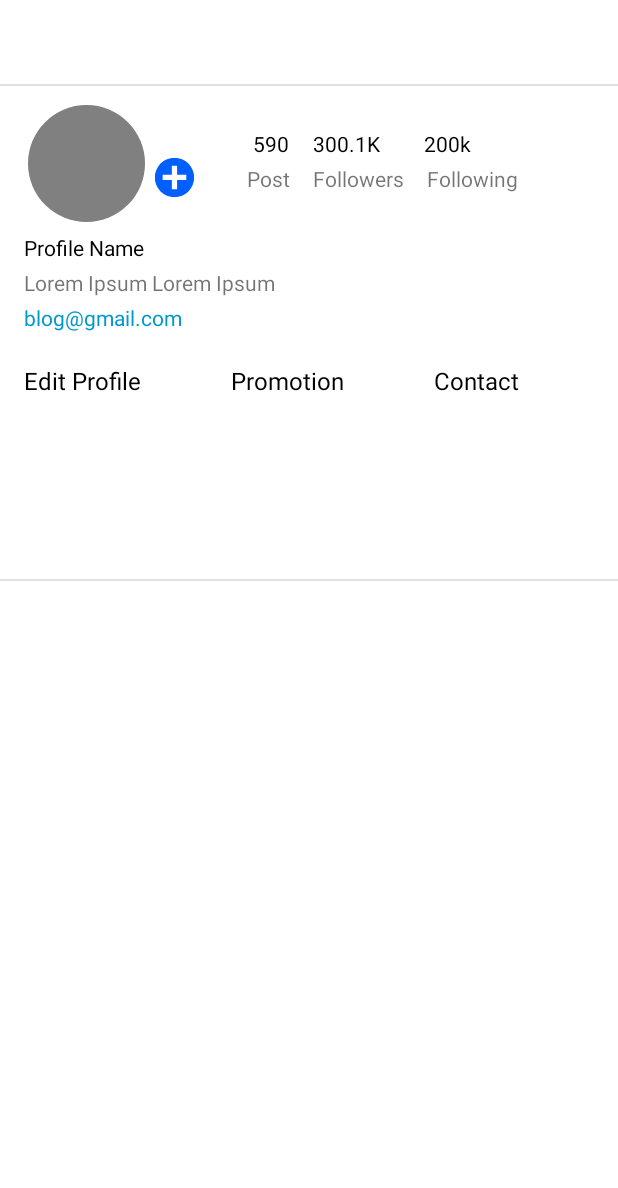
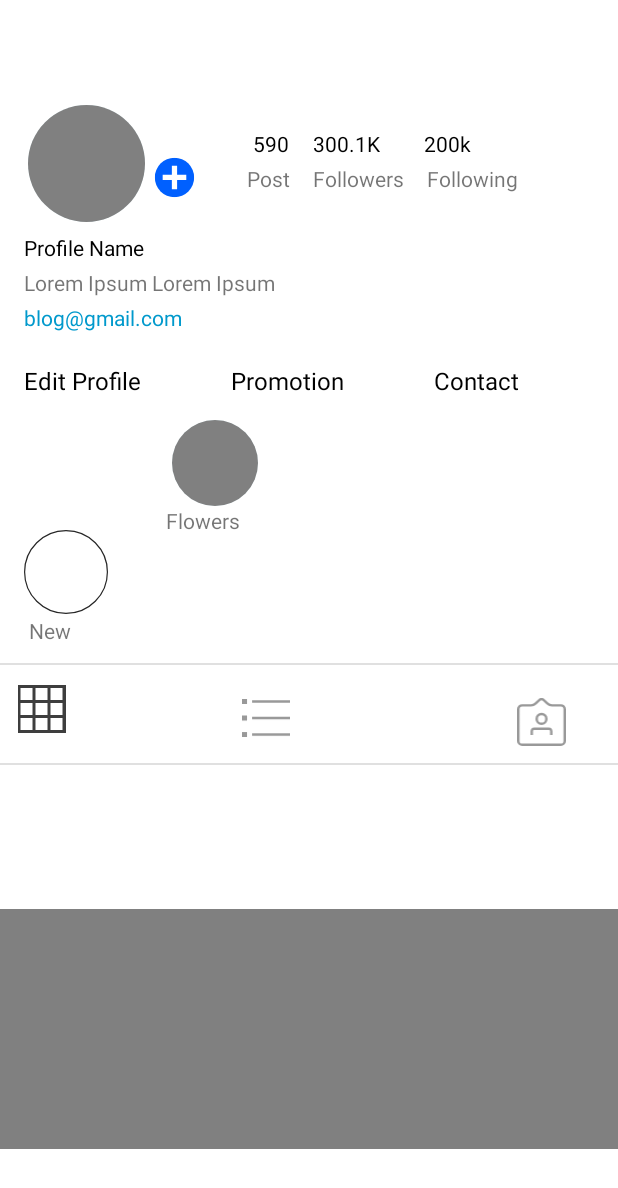
Before and after one commit to UhuruV/InstaClone, an Android app: the fragment ProfileFragment shown on its own in the app's theme, on a phone screen of 412 x 824 dp. Shown: the top 1188 px of the screen. Run offline under Robolectric (Android 15) with nearby library versions, the phone set to English and light mode, and no system bars; pictures from the network do not load; 2 statements that could not run were skipped.

Commit message:
Added profile fragment

```diff
--- /dev/null
+++ b/app/src/main/java/com/example/instaclone/ProfilePostAdapter.kt
@@ -0,0 +1,34 @@
+package com.example.instaclone
+
+import android.view.LayoutInflater
+import android.view.View
+import android.view.ViewGroup
+import androidx.recyclerview.widget.RecyclerView
+import com.bumptech.glide.Glide
+import com.example.instaclone.dataclasses.Profile
+import kotlinx.android.synthetic.main.profile_row_list_item.view.*
+
+class ProfilePostAdapter(val profilePostList: List<Profile>):RecyclerView.Adapter<ProfilePostAdapter.ProfilePostViewHolder>() {
+    class ProfilePostViewHolder(val rowView:View):RecyclerView.ViewHolder(rowView){
+
+    }
+
+    override fun onCreateViewHolder(parent: ViewGroup, viewType: Int): ProfilePostViewHolder {
+        val itemView=LayoutInflater.from(parent.context).inflate(R.layout.profile_row_list_item,parent,false)
+        return ProfilePostViewHolder(itemView)
+    }
+
+    override fun getItemCount(): Int {
+        return profilePostList.size
+    }
+
+    override fun onBindViewHolder(holder: ProfilePostViewHolder, position: Int) {
+       val profilePosts=profilePostList.get(position)
+        Glide
+            .with(holder.rowView.context)
+            .load(profilePosts.imageUrl)
+            .placeholder(R.drawable.ic_image_placeholder)
+            .into(holder.rowView.ivProfileImage)
+
+    }
+}
--- a/app/src/main/java/com/example/instaclone/adapter/InstaProfileAdapter.kt
+++ b/app/src/main/java/com/example/instaclone/adapter/InstaProfileAdapter.kt
@@ -13,11 +13,10 @@ import kotlinx.android.synthetic.main.profile_highlight_items.view.*
 class InstaProfileAdapter(val instaHighlightList:List<Highlights>):RecyclerView.Adapter<InstaProfileAdapter.InstaProfileViewHolder>() {
 
     class InstaProfileViewHolder(itemView:View):RecyclerView.ViewHolder(itemView){
-
     }
 
     override fun onCreateViewHolder(parent: ViewGroup, viewType: Int): InstaProfileViewHolder {
-        val rowView=LayoutInflater.from(parent.context).inflate(R.layout.profile_row_list_item,parent,false)
+        val rowView=LayoutInflater.from(parent.context).inflate(R.layout.profile_highlight_items,parent,false)
         return InstaProfileViewHolder(rowView)
     }
 
@@ -32,6 +31,7 @@ class InstaProfileAdapter(val instaHighlightList:List<Highlights>):RecyclerView.
             .into(holder.itemView.ivHighlights)
     }
 
+
     override fun getItemCount(): Int {
         return instaHighlightList.size
     }
--- /dev/null
+++ b/app/src/main/java/com/example/instaclone/adapter/NewHiglightAdapter.kt
@@ -0,0 +1,38 @@
+package com.example.instaclone.adapter
+
+import android.view.LayoutInflater
+import android.view.View
+import android.view.ViewGroup
+import androidx.recyclerview.widget.RecyclerView
+import com.bumptech.glide.Glide
+import com.example.instaclone.R
+import com.example.instaclone.dataclasses.NewHighlight
+import kotlinx.android.synthetic.main.profile_new_item.view.*
+
+class NewHiglightAdapter (val newHighlight: List<NewHighlight>):RecyclerView.Adapter<NewHiglightAdapter.NewHighlightViewHolder>(){
+    class NewHighlightViewHolder(val rowView:View):RecyclerView.ViewHolder(rowView){
+
+    }
+
+    override fun onCreateViewHolder(parent: ViewGroup, viewType: Int): NewHighlightViewHolder {
+        val rowView=LayoutInflater.from(parent.context).inflate(R.layout.profile_new_item,parent,false)
+        return NewHighlightViewHolder(
+            rowView
+        )
+    }
+
+    override fun getItemCount(): Int {
+        return newHighlight.size
+    }
+
+    override fun onBindViewHolder(holder: NewHighlightViewHolder, position: Int) {
+        val new=newHighlight.get(position)
+        holder.rowView.tvNew.text=new.newName
+        Glide
+            .with(holder.rowView.context)
+            .load(new.newAvatar)
+            .circleCrop()
+            .placeholder(R.drawable.ic_new_highlight)
+            .into(holder.rowView.ivNewHighlight)
+    }
+}
--- a/app/src/main/java/com/example/instaclone/dataclasses/Highlights.kt
+++ b/app/src/main/java/com/example/instaclone/dataclasses/Highlights.kt
@@ -1,7 +1,6 @@
 package com.example.instaclone.dataclasses
 
 data class Highlights(
-    var highlightUrl:String,
-    var highlightTitle:String
-) {
-}
+    var highlightUrl:String="",
+    var highlightTitle:String=""
+)
--- /dev/null
+++ b/app/src/main/java/com/example/instaclone/dataclasses/NewHighlight.kt
@@ -0,0 +1,6 @@
+package com.example.instaclone.dataclasses
+
+data class NewHighlight(
+    var newAvatar:String,
+    var newName:String
+)
--- a/app/src/main/java/com/example/instaclone/dataclasses/Profile.kt
+++ b/app/src/main/java/com/example/instaclone/dataclasses/Profile.kt
@@ -1,14 +1,5 @@
 package com.example.instaclone.dataclasses
 
 data class Profile(
-    var username:String,
-    var avatarUrl:String,
-    var profileName:String,
-    var bio:String,
-    var posts:Int,
-    var followers:Int,
-    var following:Int,
-    var highlightUrl:String,
-    var highLightName: String,
     var imageUrl:String
 )
--- a/app/src/main/java/com/example/instaclone/fragments/ProfileFragment.kt
+++ b/app/src/main/java/com/example/instaclone/fragments/ProfileFragment.kt
@@ -3,10 +3,18 @@ package com.example.instaclone.fragments
 import android.os.Bundle
 import android.view.*
 import androidx.fragment.app.Fragment
+import androidx.recyclerview.widget.GridLayoutManager
+import androidx.recyclerview.widget.LinearLayoutManager
 import com.example.instaclone.MainActivity
+import com.example.instaclone.ProfilePostAdapter
+import com.example.instaclone.dataclasses.NewHighlight
 import com.example.instaclone.R
+import com.example.instaclone.adapter.InstaProfileAdapter
+import com.example.instaclone.adapter.NewHiglightAdapter
 import com.example.instaclone.dataclasses.Highlights
+import com.example.instaclone.dataclasses.Profile
 import kotlinx.android.synthetic.main.fragment_home.*
+import kotlinx.android.synthetic.main.fragment_profile.*
 
 
 class ProfileFragment : Fragment() {
@@ -26,6 +34,8 @@ class ProfileFragment : Fragment() {
         (activity as MainActivity?)!!.supportActionBar?.setDisplayShowTitleEnabled(false)
         setHasOptionsMenu(true)
         showHighlights()
+        showNewHighlight()
+        profilePosts()
     }
 
     override fun onCreateOptionsMenu(menu: Menu, inflater: MenuInflater) {
@@ -35,10 +45,42 @@ class ProfileFragment : Fragment() {
     fun showHighlights() {
         val profileHiglights = ArrayList<Highlights>()
         profileHiglights.add(Highlights("https://images.all-free-download.com/images/graphicthumb/beautiful_small_flowers_vector_1_155885.jpg","Flowers"))
-        profileHiglights.add(Highlights("https://sf.tac-cdn.net/images/products/large/SF-P-2.jpg?auto=webp&quality=80","Flowers"))
-        profileHiglights.add(Highlights("https://i.pinimg.com/236x/fd/79/25/fd792598e526fc90f923b8f2689be75c--tiny-flowers-unusual-flowers.jpg","Flowers"))
-        profileHiglights.add(Highlights("https://cdn.pixabay.com/photo/2019/05/06/23/29/spring-4184594__340.jpg","Flowers"))
-        profileHiglights.add(Highlights("https://i.etsystatic.com/12816843/r/il/d8d5cc/1197768663/il_570xN.1197768663_6ouk.jpg","Flowers"))
-        profileHiglights.add(Highlights("https://i.etsystatic.com/6090048/r/il/313024/1229524949/il_570xN.1229524949_jwdd.jpg","Flowers"))
+        profileHiglights.add(Highlights("https://sf.tac-cdn.net/images/products/large/SF-P-2.jpg?auto=webp&quality=80","Travel"))
+        profileHiglights.add(Highlights("https://i.pinimg.com/236x/fd/79/25/fd792598e526fc90f923b8f2689be75c--tiny-flowers-unusual-flowers.jpg","Destination"))
+        profileHiglights.add(Highlights("https://cdn.pixabay.com/photo/2019/05/06/23/29/spring-4184594__340.jpg","Happiness"))
+        profileHiglights.add(Highlights("https://i.etsystatic.com/12816843/r/il/d8d5cc/1197768663/il_570xN.1197768663_6ouk.jpg","Joy"))
+        profileHiglights.add(Highlights("https://i.etsystatic.com/6090048/r/il/313024/1229524949/il_570xN.1229524949_jwdd.jpg","Cooking"))
+
+        val profileHighlightAdapter=InstaProfileAdapter(profileHiglights)
+        rvProfile.layoutManager=LinearLayoutManager(context,LinearLayoutManager.HORIZONTAL,false)
+        rvProfile.adapter=profileHighlightAdapter
+    }
+    fun showNewHighlight(){
+        val newProfileHighlight=ArrayList<NewHighlight>()
+        newProfileHighlight.add(
+            NewHighlight(
+                " ",
+                "New"
+            )
+        )
+        val newHiglightAdapter=NewHiglightAdapter(newProfileHighlight)
+        rvHighlights.layoutManager=LinearLayoutManager(context,LinearLayoutManager.HORIZONTAL,false)
+        rvHighlights.adapter=newHiglightAdapter
+    }
+    fun profilePosts(){
+        val profilePost=ArrayList<Profile>()
+        profilePost.add(Profile("https://images.all-free-download.com/images/graphicthumb/beautiful_small_flowers_vector_1_155885.jpg"))
+        profilePost.add(Profile("https://sf.tac-cdn.net/images/products/large/SF-P-2.jpg?auto=webp&quality=80"))
+        profilePost.add(Profile("https://i.pinimg.com/236x/fd/79/25/fd792598e526fc90f923b8f2689be75c--tiny-flowers-unusual-flowers.jpg"))
+        profilePost.add(Profile("https://images.all-free-download.com/images/graphicthumb/beautiful_small_flowers_vector_1_155885.jpg"))
+        profilePost.add(Profile("https://i.etsystatic.com/12816843/r/il/d8d5cc/1197768663/il_570xN.1197768663_6ouk.jpg"))
+        profilePost.add(Profile("https://images.all-free-download.com/images/graphicthumb/beautiful_small_flowers_vector_1_155885.jpg"))
+        profilePost.add(Profile("https://i.etsystatic.com/12816843/r/il/d8d5cc/1197768663/il_570xN.1197768663_6ouk.jpg"))
+        profilePost.add(Profile("https://i.pinimg.com/236x/fd/79/25/fd792598e526fc90f923b8f2689be75c--tiny-flowers-unusual-flowers.jpg"))
+        profilePost.add(Profile("https://i.pinimg.com/236x/fd/79/25/fd792598e526fc90f923b8f2689be75c--tiny-flowers-unusual-flowers.jpg"))
+
+        val profilePostAdapter=ProfilePostAdapter(profilePost)
+        rvProfilePost.layoutManager=GridLayoutManager(context,3)
+        rvProfilePost.adapter=profilePostAdapter
     }
 }
--- a/app/src/main/res/layout/fragment_home.xml
+++ b/app/src/main/res/layout/fragment_home.xml
@@ -62,13 +62,12 @@
 
     <androidx.recyclerview.widget.RecyclerView
         android:id="@+id/rvPosts"
-        android:layout_width="409dp"
-        android:layout_height="649dp"
+        android:layout_width="404dp"
+        android:layout_height="525dp"
         app:layout_constraintBottom_toBottomOf="parent"
         app:layout_constraintEnd_toEndOf="parent"
         app:layout_constraintStart_toStartOf="parent"
-        tools:listitem="@layout/row_post_item"
-        app:layout_constraintTop_toBottomOf="@+id/rvStories" />
+        tools:listitem="@layout/row_post_item" />
 
 
 </androidx.constraintlayout.widget.ConstraintLayout>
--- a/app/src/main/res/layout/fragment_profile.xml
+++ b/app/src/main/res/layout/fragment_profile.xml
@@ -215,77 +215,108 @@
         app:layout_constraintTop_toBottomOf="@+id/tvEditProfile" />
 
     <androidx.constraintlayout.widget.Guideline
+        android:id="@+id/guideline"
+        android:layout_width="wrap_content"
+        android:layout_height="wrap_content"
+
+        android:orientation="horizontal"
+        app:layout_constraintEnd_toEndOf="parent"
+        app:layout_constraintGuide_percent="0.54"
+        app:layout_constraintStart_toEndOf="@+id/divider6" />
+
+    <androidx.recyclerview.widget.RecyclerView
+        android:id="@+id/rvHighlights"
+        android:layout_width="wrap_content"
+        android:layout_height="107dp"
+        android:layout_marginBottom="8dp"
+        app:layout_constraintBottom_toTopOf="@+id/guideline"
+        app:layout_constraintStart_toStartOf="parent"
+        tools:listitem="@layout/profile_new_item" />
+
+    <androidx.constraintlayout.widget.Guideline
         android:id="@+id/guideline4"
         android:layout_width="wrap_content"
         android:layout_height="wrap_content"
-        android:orientation="horizontal"
-        app:layout_constraintGuide_percent="0.45" />
+        android:orientation="vertical" />
 
     <androidx.recyclerview.widget.RecyclerView
-        android:id="@+id/rvHighlights"
+        android:id="@+id/rvProfile"
+        android:layout_width="312dp"
+        android:layout_height="107dp"
+        app:layout_constraintEnd_toEndOf="parent"
+        app:layout_constraintStart_toEndOf="@+id/rvHighlights"
+        tools:listitem="@layout/profile_highlight_items"
+        android:clipToPadding="false"
+        app:layout_constraintTop_toBottomOf="@+id/divider6" />
+
+    <androidx.recyclerview.widget.RecyclerView
+        android:id="@+id/rvProfilePost"
         android:layout_width="0dp"
-        android:layout_height="106dp"
+        android:layout_height="218dp"
+        app:layout_constraintBottom_toBottomOf="parent"
         app:layout_constraintEnd_toEndOf="parent"
         app:layout_constraintStart_toStartOf="parent"
-        app:layout_constraintTop_toBottomOf="@+id/divider6"
-        tools:listitem="@layout/profile_highlight_items" />
+        tools:listitem="@layout/profile_row_list_item" />
 
-    <androidx.appcompat.widget.Toolbar
-        android:id="@+id/toolbarGrids"
-        android:layout_width="409dp"
-        android:layout_height="wrap_content"
-        android:background="@color/white"
-        android:minHeight="?attr/actionBarSize"
-        android:theme="?attr/actionBarTheme"
-        tools:layout_editor_absoluteX="1dp"
-        tools:layout_editor_absoluteY="384dp"
-        tools:ignore="MissingConstraints" />
+    <ImageView
+        android:id="@+id/ivGrid"
+        android:layout_width="39dp"
+        android:layout_height="32dp"
+        android:layout_marginStart="8dp"
+        android:layout_marginLeft="8dp"
+        android:layout_marginTop="20dp"
+        app:layout_constraintStart_toStartOf="parent"
+        app:layout_constraintTop_toBottomOf="@+id/rvHighlights"
+        app:srcCompat="@drawable/ic_grid" />
+
+    <View
+        android:id="@+id/divider7"
+        android:layout_width="0dp"
+        android:layout_height="1dp"
+        android:layout_marginTop="5dp"
+        android:background="?android:attr/listDivider"
+        app:layout_constraintEnd_toEndOf="parent"
+        app:layout_constraintStart_toStartOf="parent"
+        app:layout_constraintTop_toBottomOf="@+id/rvHighlights" />
+
+    <ImageView
+        android:id="@+id/ivList"
+        android:layout_width="32dp"
+        android:layout_height="29dp"
+        android:layout_marginStart="114dp"
+        android:layout_marginLeft="114dp"
+        android:layout_marginTop="17dp"
+        android:layout_marginBottom="12dp"
+        app:layout_constraintBottom_toTopOf="@+id/divider8"
+        app:layout_constraintStart_toEndOf="@+id/ivGrid"
+        app:layout_constraintTop_toBottomOf="@+id/divider7"
+        app:srcCompat="@drawable/ic_list" />
+
+    <ImageView
+        android:id="@+id/imageView6"
+        android:layout_width="34dp"
+        android:layout_height="32dp"
+        android:layout_marginStart="132dp"
+        android:layout_marginLeft="132dp"
+        android:layout_marginTop="20dp"
+        android:layout_marginEnd="16dp"
+        android:layout_marginRight="16dp"
+        android:layout_marginBottom="10dp"
+        app:layout_constraintBottom_toTopOf="@+id/divider8"
+        app:layout_constraintEnd_toEndOf="parent"
+        app:layout_constraintStart_toEndOf="@+id/ivList"
+        app:layout_constraintTop_toBottomOf="@+id/divider7"
+        app:srcCompat="@drawable/ic_save" />
 
     <View
         android:id="@+id/divider8"
         android:layout_width="0dp"
         android:layout_height="1dp"
+        android:layout_marginTop="20dp"
         android:background="?android:attr/listDivider"
         app:layout_constraintEnd_toEndOf="parent"
         app:layout_constraintStart_toStartOf="parent"
-        app:layout_constraintTop_toBottomOf="@+id/toolbarGrids" />
-
-    <androidx.recyclerview.widget.RecyclerView
-        android:id="@+id/recyclerView2"
-        android:layout_width="409dp"
-        android:layout_height="461dp"
-        tools:ignore="MissingConstraints"
-        tools:layout_editor_absoluteX="1dp"
-        tools:layout_editor_absoluteY="384dp"
-        tools:listitem="@layout/profile_row_list_item" />
-
-    <View
-        android:id="@+id/divider9"
-        android:layout_width="0dp"
-        android:layout_height="1dp"
-        android:background="?android:attr/listDivider"
-        app:layout_constraintEnd_toEndOf="parent"
-        app:layout_constraintStart_toStartOf="parent"
-        app:layout_constraintTop_toBottomOf="@+id/rvHighlights" />
-
-    <androidx.constraintlayout.widget.Guideline
-        android:id="@+id/guideline5"
-        android:layout_width="wrap_content"
-        android:layout_height="wrap_content"
-        android:orientation="horizontal"
-        app:layout_constraintEnd_toEndOf="parent"
-        app:layout_constraintGuide_percent="1"
-        app:layout_constraintStart_toStartOf="parent" />
-
-    <androidx.recyclerview.widget.RecyclerView
-        android:id="@+id/rvGrids"
-        android:layout_width="409dp"
-        android:layout_height="0dp"
-        app:layout_constraintBottom_toBottomOf="@+id/recyclerView2"
-        app:layout_constraintEnd_toEndOf="parent"
-        app:layout_constraintTop_toBottomOf="@+id/divider8"
-        tools:listitem="@layout/profile_row_list_item"
-        app:layout_constraintVertical_bias="0.0" />
+        app:layout_constraintTop_toBottomOf="@+id/ivGrid" />
 
 
 </androidx.constraintlayout.widget.ConstraintLayout>
--- a/app/src/main/res/layout/profile_highlight_items.xml
+++ b/app/src/main/res/layout/profile_highlight_items.xml
@@ -6,57 +6,23 @@
     android:layout_width="match_parent"
     android:layout_height="match_parent">
 
-    <ImageView
-        android:id="@+id/ivNew"
-        android:layout_width="81dp"
-        android:layout_height="68dp"
-        android:layout_marginStart="16dp"
-        android:layout_marginLeft="16dp"
-        android:layout_marginTop="6dp"
-        app:layout_constraintStart_toStartOf="parent"
-        app:layout_constraintTop_toTopOf="parent"
-        app:srcCompat="@drawable/ic_new_highlight" />
-
-    <TextView
-        android:id="@+id/tvNew"
-        android:layout_width="wrap_content"
-        android:layout_height="wrap_content"
-        android:layout_marginStart="40dp"
-        android:layout_marginLeft="40dp"
-        android:layout_marginTop="4dp"
-        android:text="New"
-        app:layout_constraintStart_toStartOf="parent"
-        app:layout_constraintTop_toBottomOf="@+id/ivNew" />
-
-    <View
-        android:id="@+id/divider7"
-        android:layout_width="1dp"
-        android:layout_height="wrap_content"
-        android:layout_marginStart="5dp"
-        android:layout_marginLeft="5dp"
-        android:background="?android:attr/listDivider"
-        app:layout_constraintStart_toEndOf="@+id/ivNew"
-        app:layout_constraintTop_toTopOf="parent" />
-
-    <ImageView
-        android:id="@+id/ivHighlights"
-        android:layout_width="74dp"
-        android:layout_height="70dp"
-        android:layout_marginStart="8dp"
-        android:layout_marginLeft="8dp"
-        android:layout_marginTop="6dp"
-        app:layout_constraintStart_toEndOf="@+id/divider7"
-        app:layout_constraintTop_toTopOf="parent"
-        app:srcCompat="@drawable/ic_profile_pic" />
-
     <TextView
         android:id="@+id/tvHighlights"
         android:layout_width="wrap_content"
         android:layout_height="wrap_content"
-        android:layout_marginStart="20dp"
-        android:layout_marginLeft="20dp"
-        android:layout_marginTop="4dp"
+        android:layout_marginStart="18dp"
+        android:layout_marginLeft="18dp"
         android:text="Highlights"
-        app:layout_constraintStart_toEndOf="@+id/divider7"
+        app:layout_constraintStart_toStartOf="parent"
         app:layout_constraintTop_toBottomOf="@+id/ivHighlights" />
+
+    <ImageView
+        android:id="@+id/ivHighlights"
+        android:layout_width="97dp"
+        android:layout_height="57dp"
+        android:layout_marginStart="2dp"
+        android:layout_marginLeft="2dp"
+        app:layout_constraintStart_toStartOf="parent"
+        app:layout_constraintTop_toTopOf="parent"
+        app:srcCompat="@drawable/ic_profile_pic" />
 </androidx.constraintlayout.widget.ConstraintLayout>
--- /dev/null
+++ b/app/src/main/res/layout/profile_new_item.xml
@@ -0,0 +1,30 @@
+<?xml version="1.0" encoding="utf-8"?>
+<androidx.constraintlayout.widget.ConstraintLayout
+    xmlns:android="http://schemas.android.com/apk/res/android"
+    xmlns:app="http://schemas.android.com/apk/res-auto"
+    xmlns:tools="http://schemas.android.com/tools"
+    android:layout_width="match_parent"
+    android:layout_height="match_parent">
+
+    <ImageView
+        android:id="@+id/ivNewHighlight"
+        android:layout_width="81dp"
+        android:layout_height="56dp"
+        android:layout_marginStart="3dp"
+        android:layout_marginLeft="3dp"
+        android:layout_marginTop="24dp"
+        app:layout_constraintStart_toStartOf="parent"
+        app:layout_constraintTop_toTopOf="parent"
+        app:srcCompat="@drawable/ic_new_highlight" />
+
+    <TextView
+        android:id="@+id/tvNew"
+        android:layout_width="wrap_content"
+        android:layout_height="wrap_content"
+        android:layout_marginStart="19dp"
+        android:layout_marginLeft="19dp"
+        android:layout_marginTop="1dp"
+        android:text="TextView"
+        app:layout_constraintStart_toStartOf="parent"
+        app:layout_constraintTop_toBottomOf="@+id/ivNewHighlight" />
+</androidx.constraintlayout.widget.ConstraintLayout>
--- a/app/src/main/res/layout/profile_row_list_item.xml
+++ b/app/src/main/res/layout/profile_row_list_item.xml
@@ -4,4 +4,13 @@
     xmlns:app="http://schemas.android.com/apk/res-auto"
     xmlns:tools="http://schemas.android.com/tools"
     android:layout_width="match_parent"
-    android:layout_height="match_parent"/>
+    android:layout_height="match_parent">
+
+    <ImageView
+        android:id="@+id/ivProfileImage"
+        android:layout_width="160dp"
+        android:layout_height="160dp"
+        app:layout_constraintStart_toStartOf="parent"
+        app:layout_constraintTop_toTopOf="parent"
+        app:srcCompat="@drawable/ic_image_placeholder" />
+</androidx.constraintlayout.widget.ConstraintLayout>
--- a/app/src/main/res/layout/row_post_item.xml
+++ b/app/src/main/res/layout/row_post_item.xml
@@ -27,12 +27,12 @@
 
     <ImageView
         android:id="@+id/ivAvatar"
-        android:layout_width="40dp"
-        android:layout_height="40dp"
+        android:layout_width="wrap_content"
+        android:layout_height="wrap_content"
         android:layout_marginStart="16dp"
         android:layout_marginLeft="16dp"
-        android:layout_marginTop="70dp"
-        app:layout_constraintStart_toStartOf="parent"
+        android:layout_marginTop="8dp"
+        app:layout_constraintStart_toStartOf="@+id/divider"
         app:layout_constraintTop_toTopOf="parent"
         app:srcCompat="@drawable/ic_baseline_person_24" />
 
@@ -40,12 +40,14 @@
         android:id="@+id/tvUsername"
         android:layout_width="wrap_content"
         android:layout_height="wrap_content"
-        android:layout_marginStart="8dp"
-        android:layout_marginLeft="8dp"
-        android:layout_marginTop="80dp"
+        android:layout_marginStart="16dp"
+        android:layout_marginLeft="16dp"
+        android:layout_marginTop="5dp"
         android:text="TextView"
+        app:layout_constraintBottom_toBottomOf="@+id/ivAvatar"
         app:layout_constraintStart_toEndOf="@+id/ivAvatar"
-        app:layout_constraintTop_toTopOf="parent" />
+        app:layout_constraintTop_toTopOf="@+id/ivAvatar"
+        app:layout_constraintVertical_bias="1.0" />
 
     <View
         android:id="@+id/divider"
@@ -59,9 +61,10 @@
 
     <ImageView
         android:id="@+id/imgPost"
-        android:layout_width="0dp"
-        android:layout_height="350dp"
+        android:layout_width="408dp"
+        android:layout_height="248dp"
         app:layout_constraintEnd_toEndOf="parent"
+        app:layout_constraintHorizontal_bias="1.0"
         app:layout_constraintStart_toStartOf="parent"
         app:layout_constraintTop_toBottomOf="@+id/divider"
         app:srcCompat="@android:drawable/progress_horizontal" />
@@ -190,8 +193,8 @@
 
     <ImageView
         android:id="@+id/ivCommentSection"
-        android:layout_width="39dp"
-        android:layout_height="37dp"
+        android:layout_width="26dp"
+        android:layout_height="22dp"
         android:layout_marginStart="31dp"
         android:layout_marginLeft="31dp"
         android:layout_marginTop="6dp"
--- a/build.gradle
+++ b/build.gradle
@@ -6,7 +6,7 @@ buildscript {
         jcenter()
     }
     dependencies {
-        classpath "com.android.tools.build:gradle:4.0.2"
+        classpath 'com.android.tools.build:gradle:4.1.0'
         classpath "org.jetbrains.kotlin:kotlin-gradle-plugin:$kotlin_version"
 
         // NOTE: Do not place your application dependencies here; they belong
```
Also changed, not shown: gradle/wrapper/gradle-wrapper.properties.
